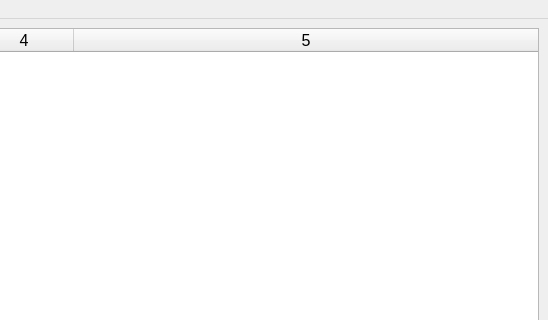
First picture: the form in monsterEditor/src/mainForm.ui, repository jeremydumais/TheWarrior, before the edit; both pictures show x 336 to 884 and y 0 to 320 of the 884 by 590 pixel window.
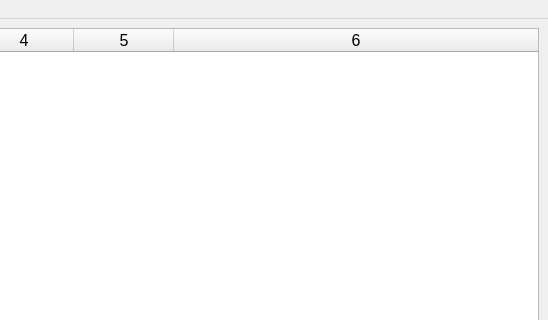
Second picture: the form after the edit. Icons and pictures are not drawn.

Patch:
```diff
--- a/monsterEditor/src/mainForm.ui
+++ b/monsterEditor/src/mainForm.ui
@@ -60,7 +60,7 @@
              <number>0</number>
             </property>
             <property name="columnCount">
-             <number>5</number>
+             <number>6</number>
             </property>
             <attribute name="horizontalHeaderStretchLastSection">
              <bool>true</bool>
@@ -73,6 +73,7 @@
             <column/>
             <column/>
             <column/>
+            <column/>
            </widget>
           </item>
           <item>
```
Left out of the diff: 2 changed lines with no effect on the pictures.
